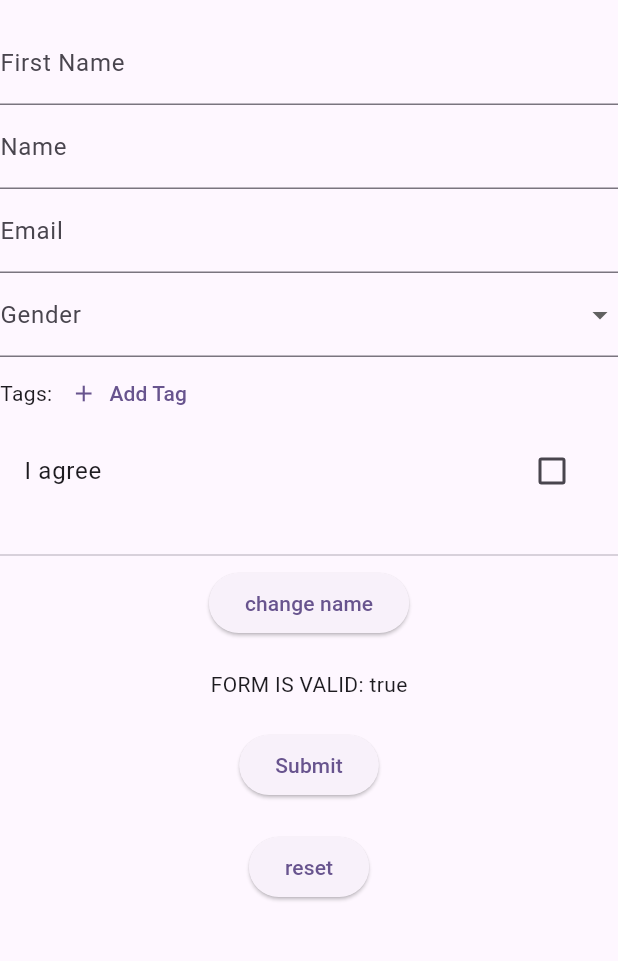
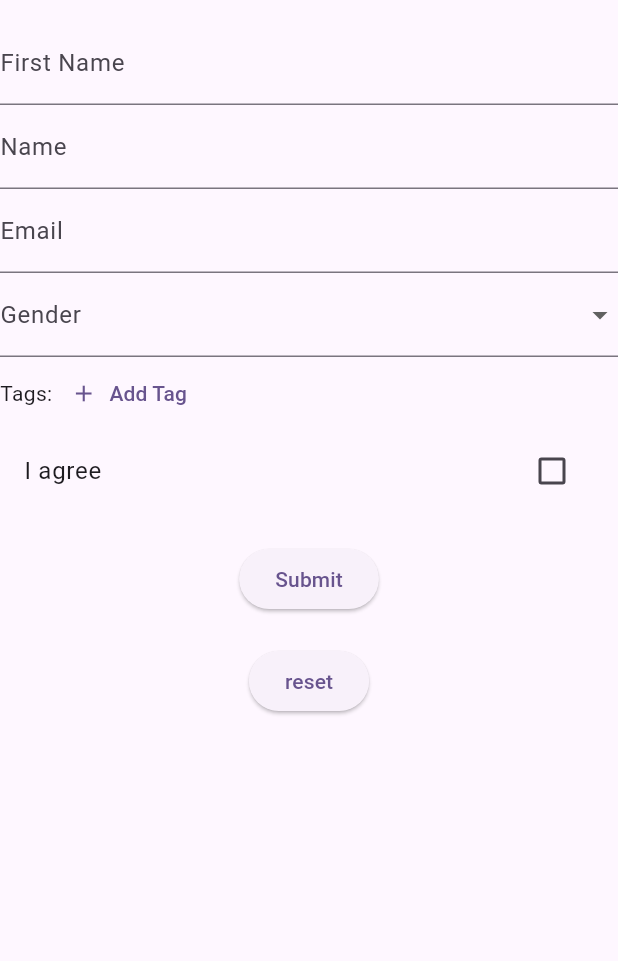
Before and after one commit to samderlust/flutter_easy_form, a Flutter app: the screen it shows after launch, on a phone screen of 412 x 824 dp, the part 63-1024 px from its top. Run offline on Flutter 3.47's test engine with Material 3 defaults, Android fonts, the phone set to English and light mode, and no system bars; our stand-ins replace flutter_hooks.

```diff
--- a/example/lib/main.dart
+++ b/example/lib/main.dart
@@ -85,8 +85,7 @@ class DynamicFormExample extends StatelessWidget {
               ),
               EasyFormControl<String>(
                 formControlName: 'email',
-                builder: (context, control) => TextFormField(
-                  initialValue: control.value,
+                builder: (context, control) => TextField(
                   onChanged: (value) => control.setValue(value),
                   decoration: InputDecoration(
                     labelText: 'Email',
@@ -168,14 +167,6 @@ class DynamicFormExample extends StatelessWidget {
                 ),
               ),
               const SizedBox(height: 20),
-              const Divider(),
-              ElevatedButton(
-                onPressed: () {},
-                child: const Text('change name'),
-              ),
-              const SizedBox(height: 20),
-              Text("FORM IS VALID: ${model.isValid}"),
-              const SizedBox(height: 20),
               ElevatedButton(
                 onPressed: () {
                   model.validate();
```
Also changed, not shown: 1 other file.
